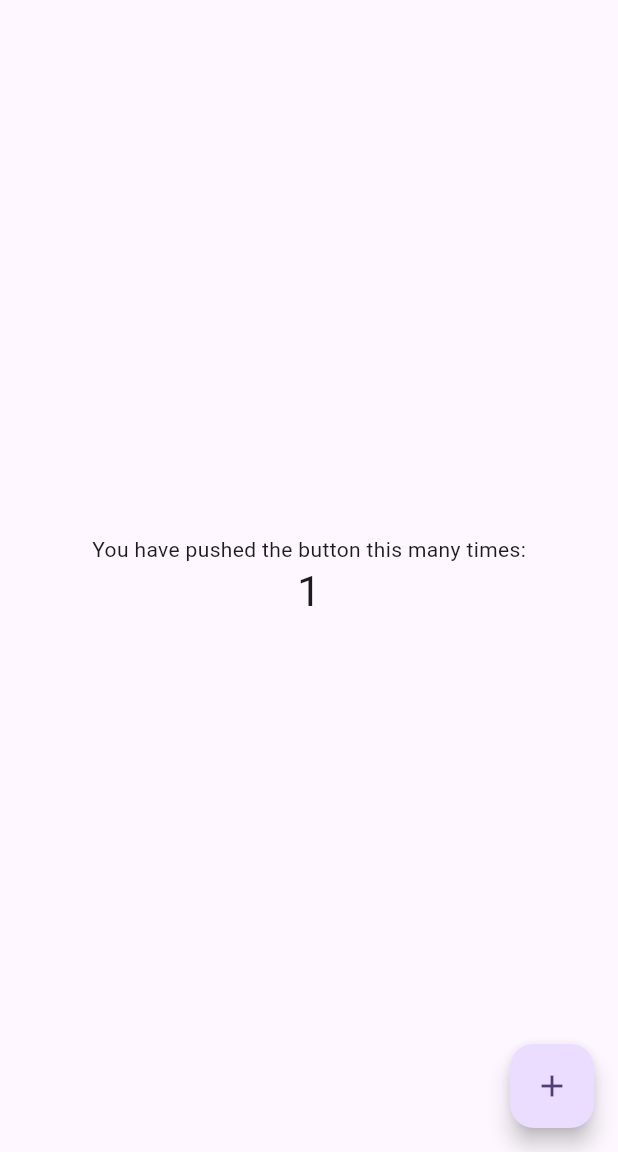
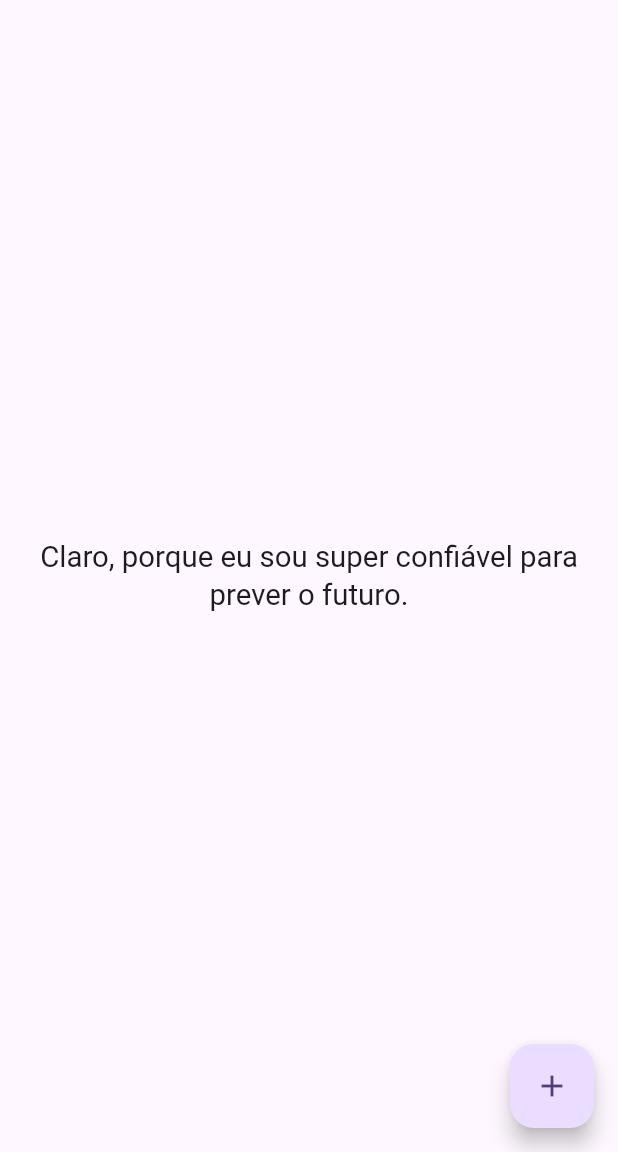
Before and after one commit to danieljoinedgithub/magic_8_ball, a Flutter app: the screen it shows after launch, after a tap on the "add" icon, on a phone screen of 412 x 824 dp, the part 84-1236 px from its top. Run offline on Flutter 3.47's test engine with Material 3 defaults, Android fonts, the phone set to English and light mode, and no system bars.

Commit message:
Primeira alteração
adicionado array com respostas base.
alterado floatingbutton para atualizar resposta

```diff
--- a/lib/main.dart
+++ b/lib/main.dart
@@ -1,4 +1,5 @@
 import 'package:flutter/material.dart';
+import 'package:magic_8_ball/respostas.dart';
 
 void main() {
   runApp(const MyApp());
@@ -55,7 +56,7 @@ class MyHomePage extends StatefulWidget {
 }
 
 class _MyHomePageState extends State<MyHomePage> {
-  int _counter = 0;
+  String resposta = "Faz-me uma pergunta";
 
   void _incrementCounter() {
     setState(() {
@@ -64,7 +65,7 @@ class _MyHomePageState extends State<MyHomePage> {
       // so that the display can reflect the updated values. If we changed
       // _counter without calling setState(), then the build method would not be
       // called again, and so nothing would appear to happen.
-      _counter++;
+      resposta = Respostas.obterFraseAleatoria();
     });
   }
 
@@ -105,12 +106,12 @@ class _MyHomePageState extends State<MyHomePage> {
           // wireframe for each widget.
           mainAxisAlignment: MainAxisAlignment.center,
           children: <Widget>[
-            const Text(
-              'You have pushed the button this many times:',
-            ),
             Text(
-              '$_counter',
+              resposta,
               style: Theme.of(context).textTheme.headlineMedium,
+              textAlign: TextAlign.center,
+              textScaler: const TextScaler.linear(0.7),
+              maxLines: 2,
             ),
           ],
         ),
--- /dev/null
+++ b/lib/respostas.dart
@@ -0,0 +1,33 @@
+import 'dart:math';
+
+class Respostas {
+  // Lista de frases
+  static final List<String> frases = [
+    "Claro, porque eu sou super confiável para prever o futuro.",
+    "Sim... e unicórnios existem.",
+    "Definitivamente, se ignorares a realidade.",
+    "Pergunta ao teu horóscopo. Talvez ele saiba.",
+    "Acho que vais precisar de sorte... e de um milagre.",
+    "Se queres uma resposta séria, tenta outra app.",
+    "Com certeza! Só não me perguntes como ou quando.",
+    "Sim, mas só se estiveres numa dimensão alternativa.",
+    "Sim, mas primeiro compra um bilhete de loteria.",
+    "Claro! O que pode dar errado, né?",
+    "Com certeza! Mas se não der certo, não me culpes.",
+    "Sim, desde que continues a acreditar em magia.",
+    "Os astros estão ocupados, mas eu digo que sim!",
+    "Nem por um milhão de anos... ou talvez amanhã.",
+    "Com certeza! Afinal, o caos é divertido.",
+    "As hipóteses estão entre 0% e 100%. Boa sorte!",
+    "Sim, mas só se dançares primeiro.",
+    "Hmm... deixa-me adivinhar: não, mas quase.",
+    "Sim, mas só se ofereceres pizza em troca.",
+    "O futuro é incerto, mas o sarcasmo é garantido."
+  ];
+
+  // Função que devolve uma frase aleatória
+  static String obterFraseAleatoria() {
+    final random = Random();
+    return frases[random.nextInt(frases.length)];
+  }
+}
```
